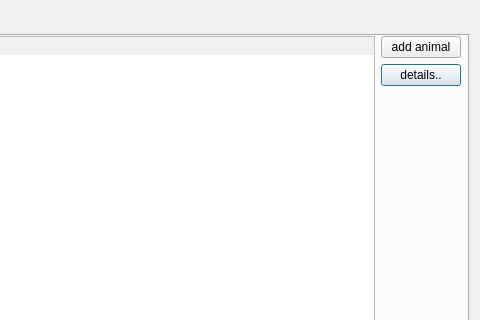
This is stuffwindow.ui in CRM2017/cuACS as Qt 5 draws it before an edit; both pictures show x 312 to 792 and y 0 to 320 of the 792 by 632 pixel window. The edited form follows.
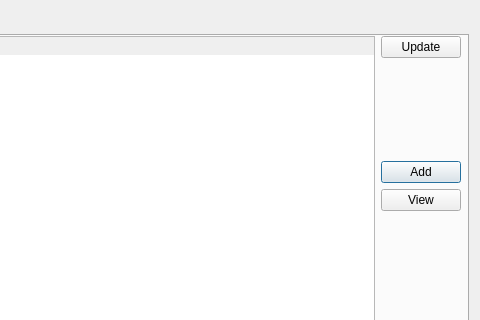
This is the edited form.

Commit message: add animal view function(hardcoded)

Diff of the .ui file:
```diff
--- a/stuffwindow.ui
+++ b/stuffwindow.ui
@@ -42,21 +42,7 @@
          </rect>
         </property>
         <layout class="QGridLayout" name="gridLayout_3">
-         <item row="1" column="1">
-          <widget class="QPushButton" name="detailsButton">
-           <property name="text">
-            <string>details..</string>
-           </property>
-          </widget>
-         </item>
-         <item row="0" column="1">
-          <widget class="QPushButton" name="addAnimalButton">
-           <property name="text">
-            <string>add animal</string>
-           </property>
-          </widget>
-         </item>
-         <item row="0" column="0" rowspan="6">
+         <item row="0" column="0" rowspan="8">
           <widget class="QTableWidget" name="AnimalListTable">
            <column>
             <property name="text">
@@ -75,6 +61,27 @@
            </column>
           </widget>
          </item>
+         <item row="2" column="1">
+          <widget class="QPushButton" name="addAnimalButton">
+           <property name="text">
+            <string>Add</string>
+           </property>
+          </widget>
+         </item>
+         <item row="3" column="1">
+          <widget class="QPushButton" name="viewButton">
+           <property name="text">
+            <string>View</string>
+           </property>
+          </widget>
+         </item>
+         <item row="0" column="1">
+          <widget class="QPushButton" name="updateButton">
+           <property name="text">
+            <string>Update</string>
+           </property>
+          </widget>
+         </item>
         </layout>
        </widget>
       </widget>
```
The commit also changes 18 other files.
